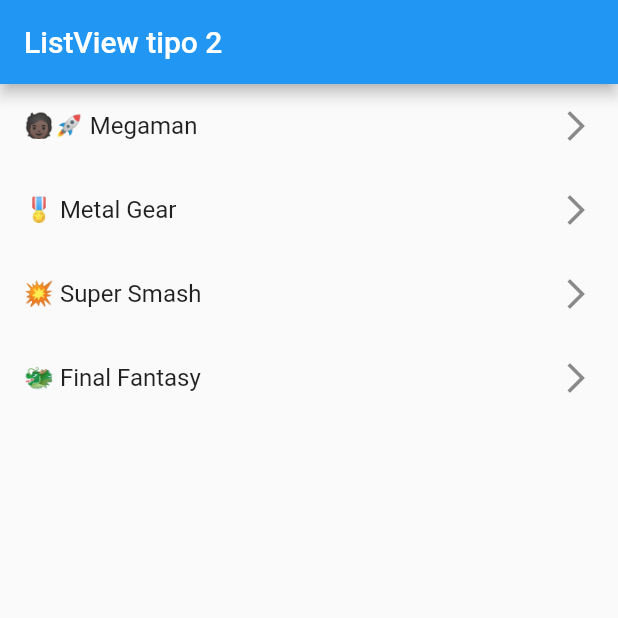
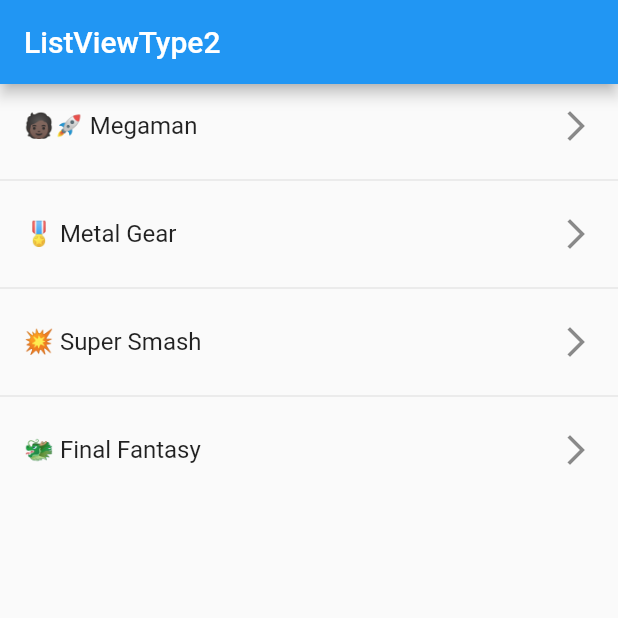
Before and after one commit to MerlonProgramming/Flutter_Components, a Flutter app: the screen it shows after launch, on a phone screen of 412 x 824 dp, the top half of it. Run offline on Flutter 3.47's test engine with Material 2 defaults, Android fonts, the phone set to English and light mode, and no system bars.

Commit message:
The ListView.separated method is used to split the menu for lazy loading or lazyLoad.

```diff
--- a/lib/screens/ListView2Screen.dart
+++ b/lib/screens/ListView2Screen.dart
@@ -14,17 +14,14 @@ class ListView2Screen extends StatelessWidget {
   Widget build(BuildContext context) {
     return Scaffold(
         appBar: AppBar(
-          title: const Text('ListView tipo 2'),
+          title: const Text('ListViewType2'),
         ),
-        body: ListView(
-          children: [
-            ...optionsMenu
-                .map((game) => ListTile(
-                      title: Text(game),
-                      trailing: const Icon(Icons.arrow_forward_ios_outlined),
-                    ))
-                .toList()
-          ],
+        body: ListView.separated(
+          itemCount: optionsMenu.length,
+          itemBuilder: (context, index) => ListTile(
+              title: Text(optionsMenu[index]),
+              trailing: const Icon(Icons.arrow_forward_ios_outlined)),
+          separatorBuilder: (_, __) => const Divider(),
         ));
   }
 }
--- a/lib/screens/ListViewScreen.dart
+++ b/lib/screens/ListViewScreen.dart
@@ -14,7 +14,7 @@ class ListViewScreen extends StatelessWidget {
   Widget build(BuildContext context) {
     return Scaffold(
         appBar: AppBar(
-          title: const Text('ListView tipo 1'),
+          title: const Text('ListViewType1'),
         ),
         body: ListView(
           children: [
```
